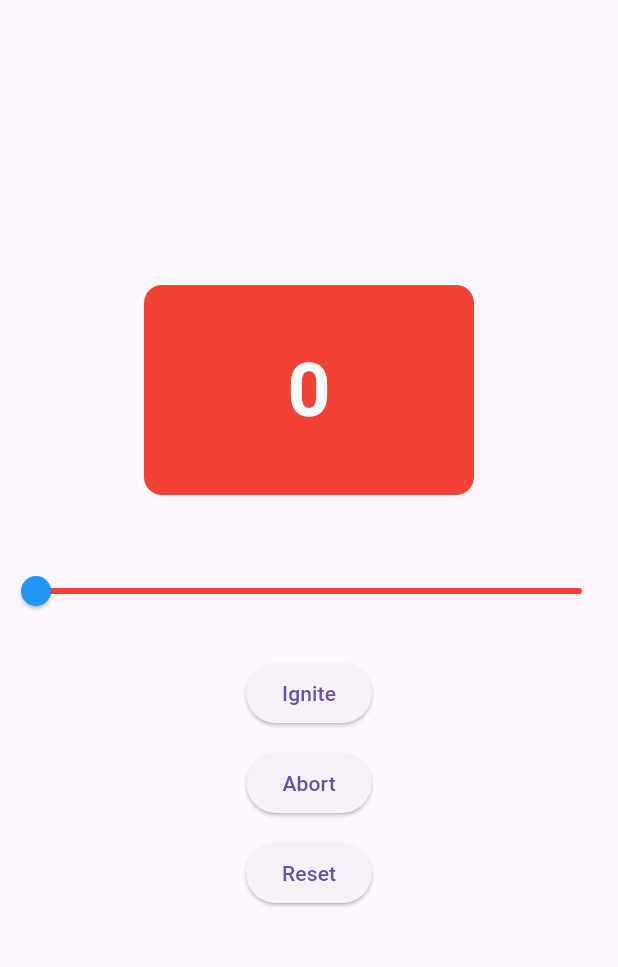
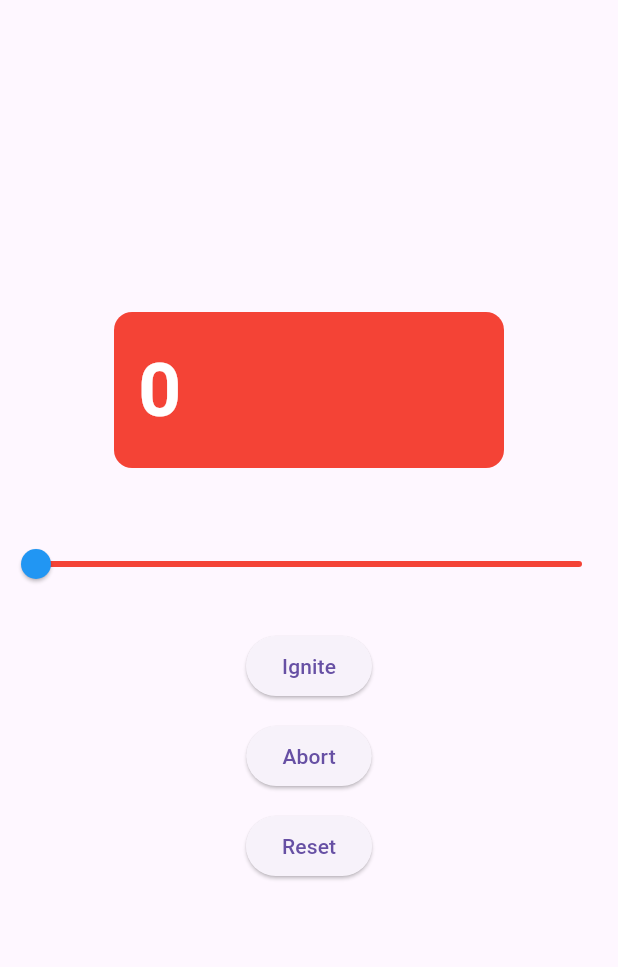
Before and after one commit to NovaAlvrx/stateful_rocket_launch, a Flutter app: the screen it shows after launch, on a phone screen of 412 x 824 dp, the part 63-1030 px from its top. Run offline on Flutter 3.47's test engine with Material 3 defaults, Android fonts, the phone set to English and light mode, and no system bars.

Commit message:
Final adjustments for formatting

```diff
--- a/lib/main.dart
+++ b/lib/main.dart
@@ -45,9 +45,7 @@ class _CounterWidgetState extends State<CounterWidget> {
           // Countdown / Liftoff display
           Center(
             child: Container(
-              width: 220,
-              height: 140,
-              alignment: Alignment.center,
+              width: 260,
               padding: const EdgeInsets.all(16.0),
               decoration: BoxDecoration(
                 color: _counter == 100 ? Colors.transparent : _outlineColor(),
@@ -59,15 +57,18 @@ class _CounterWidgetState extends State<CounterWidget> {
                       children: [
                         Image.network(
                           'https://media0.giphy.com/media/v1.Y2lkPTc5MGI3NjExM2FqaWJkYnNkeXhhZmo4Y3Q3NTFyeGh3Z3puZ3hmYnl3OWl4N2plcSZlcD12MV9pbnRlcm5hbF9naWZfYnlfaWQmY3Q9cw/5G1VDKTWdvuVFa3TaM/giphy.gif',
-                          height: 150,
+                          height: 180,
+                          fit: BoxFit.contain,
                         ),
-                        const SizedBox(height: 12),
+                        const SizedBox(height: 20),
                         Text(
                           'LIFTOFF!',
+                          textAlign: TextAlign.center,
                           style: TextStyle(
-                            fontSize: 36,
+                            fontSize: 40,
                             fontWeight: FontWeight.bold,
-                            color: Colors.blue[800],
+                            color: Colors.blue[900],
+                            letterSpacing: 2,
                           ),
                         ),
                       ],
```
